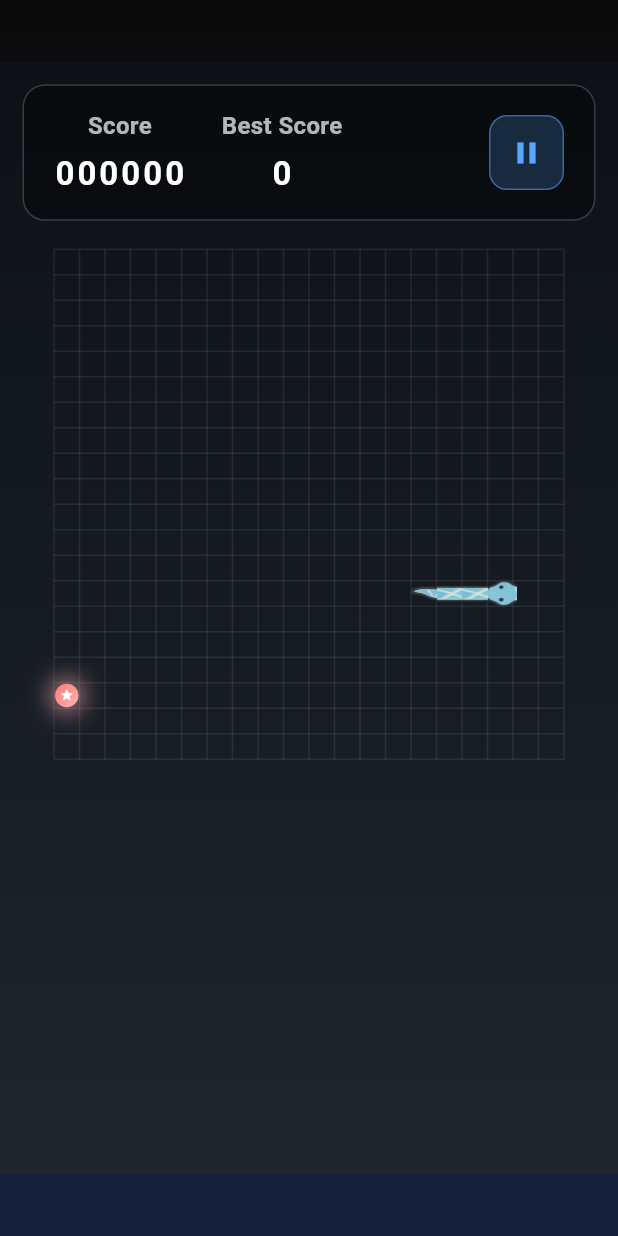
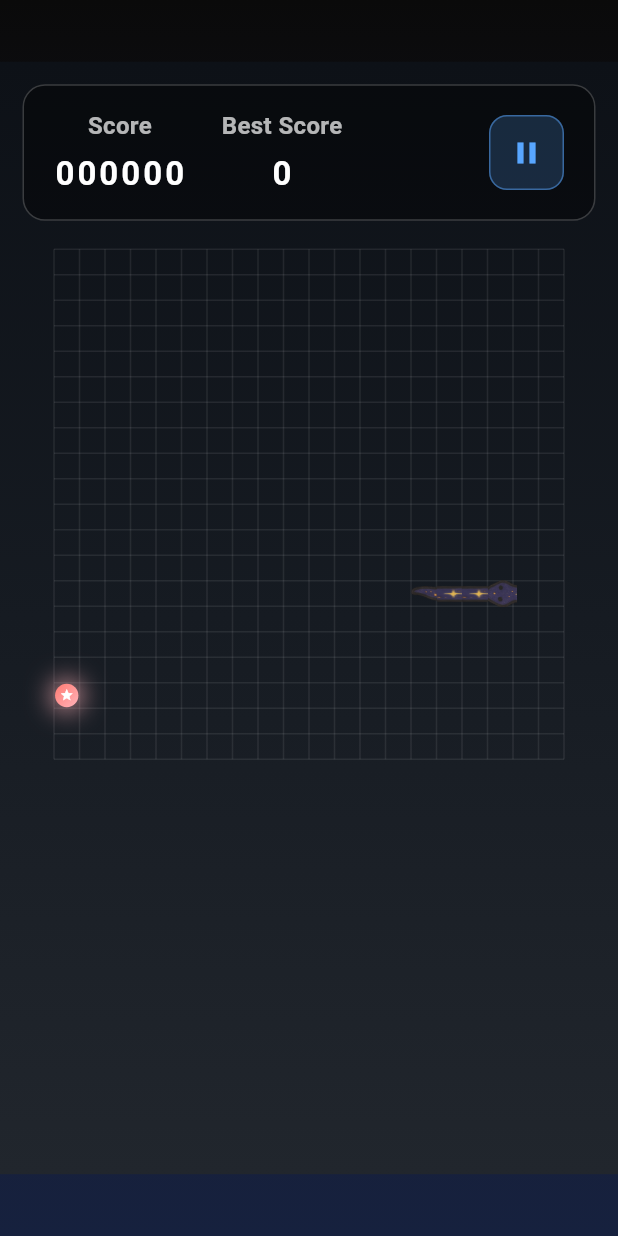
Before and after one commit to YoussefGhonem1/snake_game, a Flutter app: the FreeModeGameScreen screen opened by its route, on a phone screen of 412 x 824 dp. Run offline on Flutter 3.47's test engine with Material 3 defaults, Android fonts, the phone set to English and light mode, and no system bars; our stand-ins replace audioplayers, easy_localization, firebase_core, firebase_messaging, lottie, percent_indicator and 2 more; accounts and stored records are empty.

Commit message:
add cosmic snake

```diff
--- a/lib/view/game/free_mode_game_screen.dart
+++ b/lib/view/game/free_mode_game_screen.dart
@@ -75,7 +75,7 @@ class _FreeModeGameScreenState extends State<FreeModeGameScreen> {
                         height: height * 0.65, // Reduced for better centering
                         width: width * 0.95, // Slight margin on sides
                         startIndex: widget.startLevelIndex,
-                        selectedSnakeIndex: 5,
+                        selectedSnakeIndex: 6,
                       ),
                     ),
                   ),
--- a/lib/view/snakes_store/data/snake_designs_data.dart
+++ b/lib/view/snakes_store/data/snake_designs_data.dart
@@ -131,5 +131,27 @@ class SnakeDesignsData {
       ],
       fit: BoxFit.fill,
     ),
+
+    SnakeDesign(
+      //6
+      name: 'Cosmic_snake'.tr(),
+      headColor: Color(0xFF6A0572),
+      bodyColor: Color(0xFFAB83A1),
+      price: 500,
+      requiredLevel: 20,
+      imgPaths: [
+        'assets/images/cosmicsnake/head.png',
+        'assets/images/cosmicsnake/tail.png',
+        'assets/images/cosmicsnake/horizontal.png',
+        'assets/images/cosmicsnake/horizontal.png',
+        'assets/images/cosmicsnake/vertical.png',
+        'assets/images/cosmicsnake/vertical.png',
+        'assets/images/cosmicsnake/bottom-right.png',
+        'assets/images/cosmicsnake/bottom-left.png',
+        'assets/images/cosmicsnake/top-right.png',
+        'assets/images/cosmicsnake/top-left.png',
+      ],
+      fit: BoxFit.fill,
+    ),
   ];
 }
--- a/pubspec.yaml
+++ b/pubspec.yaml
@@ -76,6 +76,7 @@ flutter:
      - assets/images/fourthsnake/
      - assets/images/firesnake/
      - assets/images/icysnake/
+     - assets/images/cosmicsnake/
   # An image asset can refer to one or more resolution-specific "variants", see
   # https://flutter.dev/to/resolution-aware-images
   # For details regarding adding assets from package dependencies, see
```
Also changed, not shown: assets/images/cosmicsnake/bottom-left.png (added), assets/images/cosmicsnake/bottom-right.png (added), assets/images/cosmicsnake/head.png (added), assets/images/cosmicsnake/horizontal.png (added), assets/images/cosmicsnake/tail.png (added), assets/images/cosmicsnake/top-left.png (added), assets/images/cosmicsnake/top-right.png (added), assets/images/cosmicsnake/vertical.png (added).
